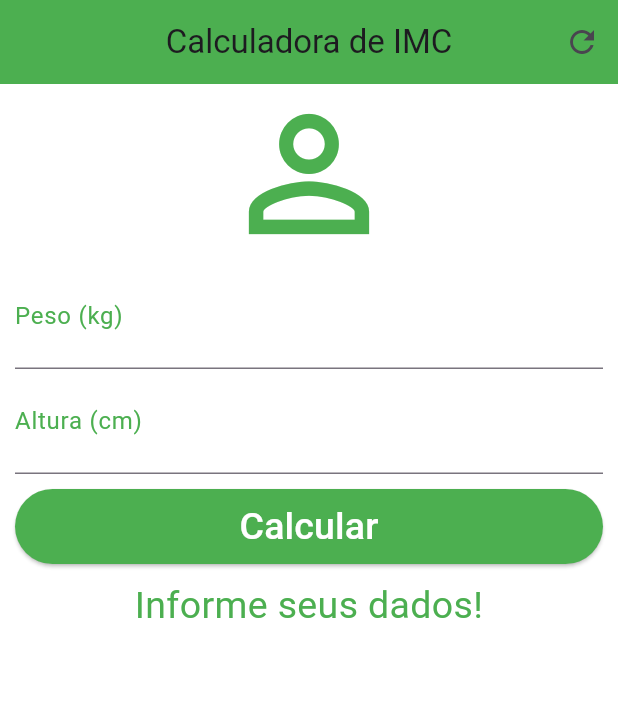
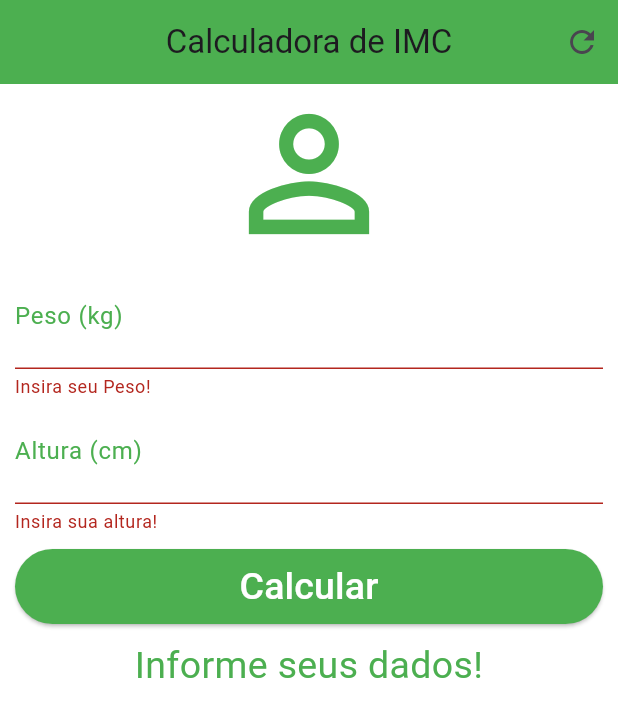
Before and after one commit to brunooyamada/calculadora_imc, a Flutter app: the screen it shows after launch, after a tap on "Calcular", on a phone screen of 412 x 824 dp. Shown: the top 717 px of the screen. Run offline on Flutter 3.47's test engine with Material 3 defaults, Android fonts, the phone set to English and light mode, and no system bars.

```diff
--- a/lib/main.dart
+++ b/lib/main.dart
@@ -15,13 +15,16 @@ class _HomeState extends State<Home> {
   TextEditingController weightController = TextEditingController();
   TextEditingController heightController = TextEditingController();
 
+  GlobalKey<FormState> _formKey = GlobalKey<FormState>();
+
   String _infoText = 'Informe seus dados!';
 
   void _resetFields() {
-    setState(() {
     weightController.text = '';
     heightController.text = '';
+    setState(() {
       _infoText = 'Informe seus dados!';
+      _formKey = GlobalKey<FormState>();
     });
   }
 
@@ -61,11 +64,13 @@ class _HomeState extends State<Home> {
       backgroundColor: Colors.white,
       body: SingleChildScrollView(
         padding: EdgeInsets.fromLTRB(10.0, 0.0, 10.0, 0.0),
+        child: Form(
+          key: _formKey,
           child: Column(
             crossAxisAlignment: CrossAxisAlignment.stretch,
             children: [
               Icon(Icons.person_outline, size: 120, color: Colors.green),
-            TextField(
+              TextFormField(
                 keyboardType: TextInputType.number,
                 decoration: InputDecoration(
                   labelText: 'Peso (kg)',
@@ -74,8 +79,14 @@ class _HomeState extends State<Home> {
                 textAlign: TextAlign.center,
                 style: TextStyle(color: Colors.green, fontSize: 25),
                 controller: weightController,
+                validator: (value) {
+                  if (value!.isEmpty) {
+                    return 'Insira seu Peso!';
+                  }
+                  return null;
+                },
               ),
-            TextField(
+              TextFormField(
                 keyboardType: TextInputType.number,
                 decoration: InputDecoration(
                   labelText: 'Altura (cm)',
@@ -84,13 +95,23 @@ class _HomeState extends State<Home> {
                 textAlign: TextAlign.center,
                 style: TextStyle(color: Colors.green, fontSize: 25),
                 controller: heightController,
+                validator: (value) {
+                  if (value!.isEmpty) {
+                    return 'Insira sua altura!';
+                  }
+                  return null;
+                },
               ),
               Padding(
                 padding: const EdgeInsets.symmetric(vertical: 10),
                 child: SizedBox(
                   height: 50,
                   child: ElevatedButton(
-                  onPressed: _calculate,
+                    onPressed: () {
+                      if (_formKey.currentState!.validate()) {
+                        _calculate();
+                      }
+                    },
                     style: ElevatedButton.styleFrom(
                       backgroundColor: Colors.green,
                     ),
@@ -109,6 +130,7 @@ class _HomeState extends State<Home> {
             ],
           ),
         ),
+      ),
     );
   }
 }
```
Lines whose indentation alone changed are shown as unchanged.
